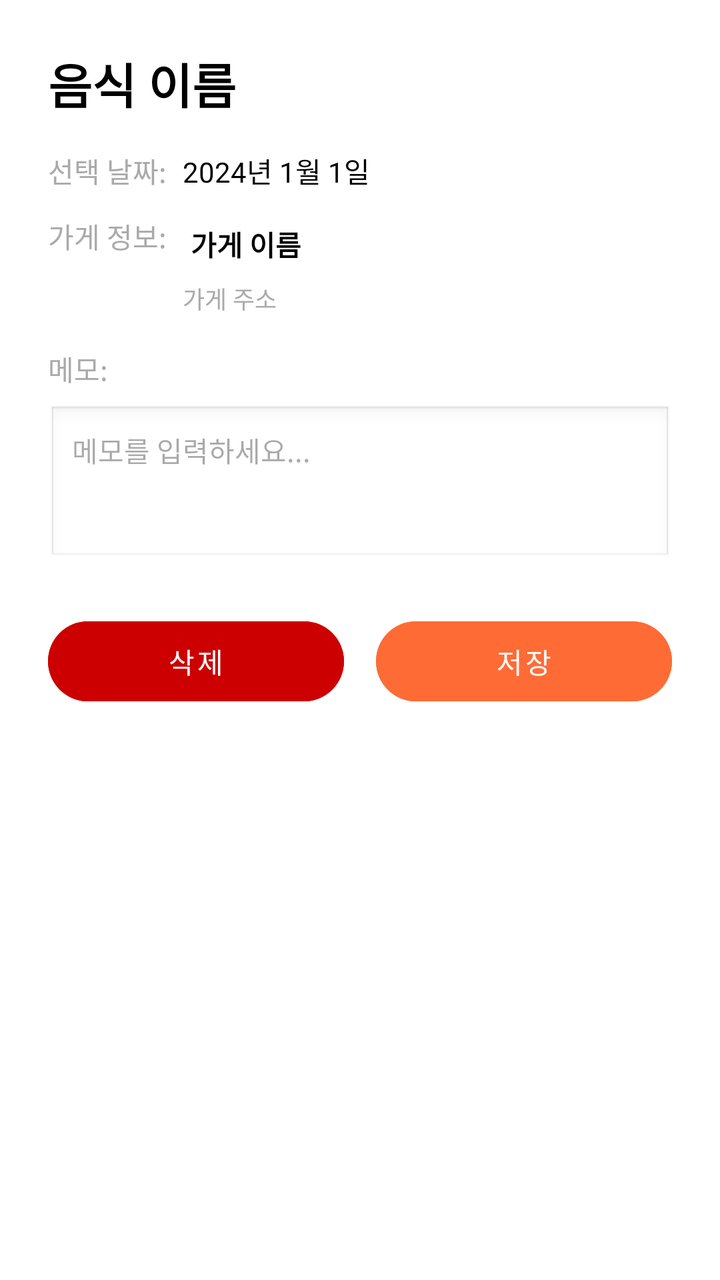
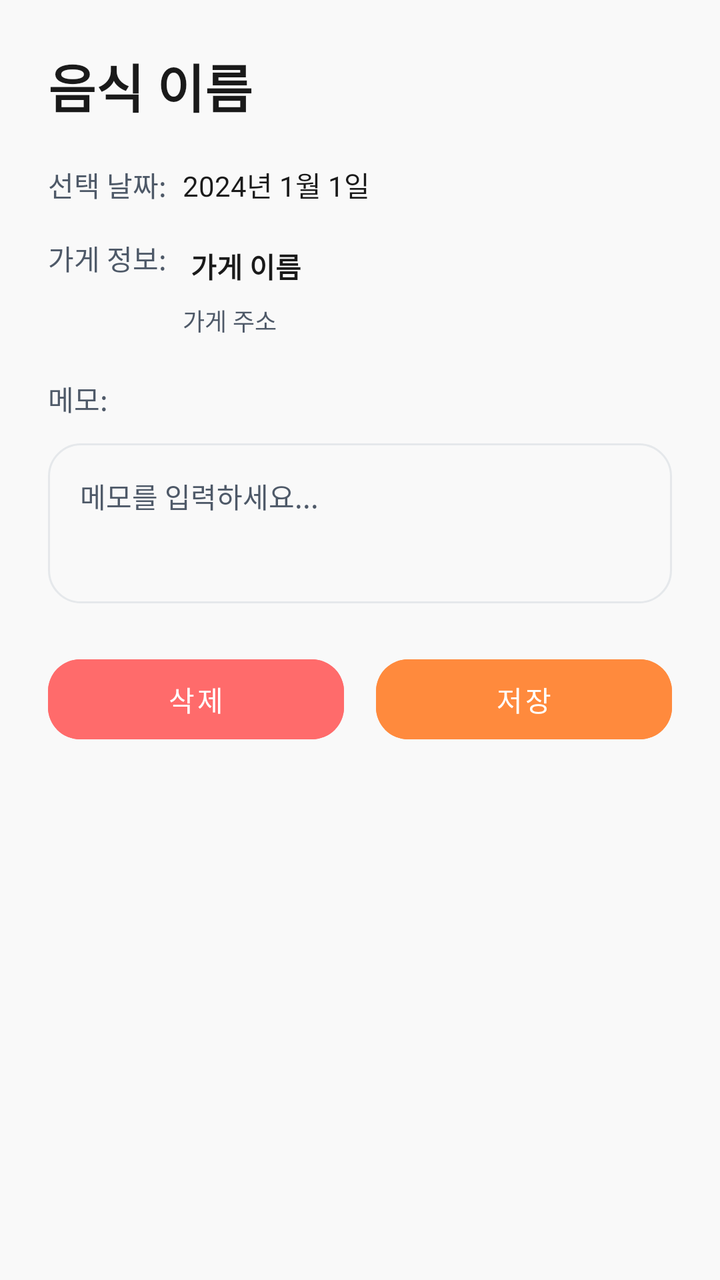

Compare the two renders of this Android layout. The source of the first and the diff that turns it into the second are given below.
<!-- AndroidManifest.xml: application theme Theme.Molip_1st -->
<!-- res/layout/bottom_sheet_food_detail.xml -->
<?xml version="1.0" encoding="utf-8"?>
<androidx.core.widget.NestedScrollView xmlns:android="http://schemas.android.com/apk/res/android"
    xmlns:app="http://schemas.android.com/apk/res-auto"
    xmlns:tools="http://schemas.android.com/tools"
    android:layout_width="match_parent"
    android:layout_height="wrap_content"
    android:fillViewport="true">

<androidx.constraintlayout.widget.ConstraintLayout
    android:layout_width="match_parent"
    android:layout_height="wrap_content"
    android:padding="24dp"
    android:background="@android:color/white"
    android:minHeight="400dp">

    
    <TextView
        android:id="@+id/foodNameTextView"
        android:layout_width="0dp"
        android:layout_height="wrap_content"
        android:text="음식 이름"
        android:textSize="24sp"
        android:textStyle="bold"
        android:textColor="@android:color/black"
        app:layout_constraintTop_toTopOf="parent"
        app:layout_constraintStart_toStartOf="parent"
        app:layout_constraintEnd_toEndOf="parent" />

    
    <TextView
        android:id="@+id/dateLabelTextView"
        android:layout_width="wrap_content"
        android:layout_height="wrap_content"
        android:text="선택 날짜:"
        android:textSize="14sp"
        android:textColor="@android:color/darker_gray"
        android:layout_marginTop="16dp"
        app:layout_constraintTop_toBottomOf="@id/foodNameTextView"
        app:layout_constraintStart_toStartOf="parent" />

    <TextView
        android:id="@+id/dateTextView"
        android:layout_width="0dp"
        android:layout_height="wrap_content"
        android:text="2024년 1월 1일"
        android:textSize="14sp"
        android:textColor="@android:color/black"
        app:layout_constraintTop_toTopOf="@id/dateLabelTextView"
        app:layout_constraintBottom_toBottomOf="@id/dateLabelTextView"
        app:layout_constraintStart_toEndOf="@id/dateLabelTextView"
        app:layout_constraintEnd_toEndOf="parent"
        android:layout_marginStart="8dp" />

    
    <TextView
        android:id="@+id/placeLabelTextView"
        android:layout_width="wrap_content"
        android:layout_height="wrap_content"
        android:text="가게 정보:"
        android:textSize="14sp"
        android:textColor="@android:color/darker_gray"
        android:layout_marginTop="12dp"
        app:layout_constraintTop_toBottomOf="@id/dateLabelTextView"
        app:layout_constraintStart_toStartOf="parent" />

    <TextView
        android:id="@+id/placeNameTextView"
        android:layout_width="0dp"
        android:layout_height="wrap_content"
        android:text="가게 이름"
        android:textSize="14sp"
        android:textColor="@android:color/black"
        android:textStyle="bold"
        android:clickable="true"
        android:focusable="true"
        android:background="?attr/selectableItemBackground"
        android:padding="4dp"
        app:layout_constraintTop_toTopOf="@id/placeLabelTextView"
        app:layout_constraintStart_toEndOf="@id/placeLabelTextView"
        app:layout_constraintEnd_toEndOf="parent"
        android:layout_marginStart="8dp" />

    <TextView
        android:id="@+id/placeAddressTextView"
        android:layout_width="0dp"
        android:layout_height="wrap_content"
        android:text="가게 주소"
        android:textSize="12sp"
        android:textColor="@android:color/darker_gray"
        android:layout_marginTop="4dp"
        app:layout_constraintTop_toBottomOf="@id/placeNameTextView"
        app:layout_constraintStart_toStartOf="@id/placeNameTextView"
        app:layout_constraintEnd_toEndOf="parent" />

    
    <TextView
        android:id="@+id/memoLabelTextView"
        android:layout_width="wrap_content"
        android:layout_height="wrap_content"
        android:text="메모:"
        android:textSize="14sp"
        android:textColor="@android:color/darker_gray"
        android:layout_marginTop="16dp"
        app:layout_constraintTop_toBottomOf="@id/placeAddressTextView"
        app:layout_constraintStart_toStartOf="parent" />

    <EditText
        android:id="@+id/memoEditText"
        android:layout_width="0dp"
        android:layout_height="wrap_content"
        android:minHeight="80dp"
        android:hint="메모를 입력하세요..."
        android:textSize="14sp"
        android:textColor="@android:color/black"
        android:background="@android:drawable/edit_text"
        android:padding="12dp"
        android:gravity="top|start"
        android:inputType="textMultiLine"
        android:maxLines="5"
        android:scrollbars="vertical"
        android:focusableInTouchMode="false"
        android:layout_marginTop="8dp"
        app:layout_constraintTop_toBottomOf="@id/memoLabelTextView"
        app:layout_constraintStart_toStartOf="parent"
        app:layout_constraintEnd_toEndOf="parent" />

    
    <LinearLayout
        android:id="@+id/buttonLayout"
        android:layout_width="0dp"
        android:layout_height="wrap_content"
        android:orientation="horizontal"
        android:layout_marginTop="24dp"
        app:layout_constraintTop_toBottomOf="@id/memoEditText"
        app:layout_constraintStart_toStartOf="parent"
        app:layout_constraintEnd_toEndOf="parent">

        <Button
            android:id="@+id/deleteButton"
            android:layout_width="0dp"
            android:layout_height="wrap_content"
            android:layout_weight="1"
            android:text="삭제"
            android:textColor="@android:color/white"
            android:backgroundTint="@android:color/holo_red_dark"
            android:layout_marginEnd="8dp" />

        <Button
            android:id="@+id/saveButton"
            android:layout_width="0dp"
            android:layout_height="wrap_content"
            android:layout_weight="1"
            android:text="저장"
            android:textColor="@android:color/white"
            android:backgroundTint="@color/primary_orange"
            android:layout_marginStart="8dp" />

    </LinearLayout>

</androidx.constraintlayout.widget.ConstraintLayout>

</androidx.core.widget.NestedScrollView>
<!-- resources referenced by this layout -->
<resources>
  <color name="primary_orange">#FF6B35</color>
  <color name="md3_color_primary">#FF6B35</color>
  <color name="md3_color_primary_container">#FFE0D6</color>
  <color name="md3_color_secondary">#F1C40F</color>
  <color name="md3_color_secondary_container">#FFF9C4</color>
  <color name="md3_color_tertiary">#E63946</color>
  <color name="md3_color_tertiary_container">#FFE0E3</color>
  <color name="md3_color_error">#BA1A1A</color>
  <color name="md3_color_on_error">#FFFFFF</color>
  <color name="md3_color_surface">#FFF8F5</color>
  <color name="md3_color_on_surface">#2C3E50</color>
  <color name="md3_color_surface_variant">#F5F5F5</color>
  <color name="md3_color_on_surface_variant">#7F8C8D</color>
  <color name="md3_color_outline">#E0E0E0</color>
  <color name="md3_color_outline_variant">#C0C0C0</color>
  <color name="md3_color_background">#FFF8F5</color>
  <color name="md3_color_on_background">#2C3E50</color>
  <style name="TextAppearance.Molip_1st.TitleLarge" parent="TextAppearance.Material3.TitleLarge">
          <item name="android:textSize">22sp</item>
          <item name="android:lineHeight">28sp</item>
          <item name="android:letterSpacing">0</item>
          <item name="android:fontFamily">sans-serif-medium</item>
      </style>
  <style name="TextAppearance.Molip_1st.TitleMedium" parent="TextAppearance.Material3.TitleMedium">
          <item name="android:textSize">16sp</item>
          <item name="android:lineHeight">24sp</item>
          <item name="android:letterSpacing">0.15</item>
          <item name="android:fontFamily">sans-serif-medium</item>
      </style>
  <style name="TextAppearance.Molip_1st.TitleSmall" parent="TextAppearance.Material3.TitleSmall">
          <item name="android:textSize">14sp</item>
          <item name="android:lineHeight">20sp</item>
          <item name="android:letterSpacing">0.1</item>
          <item name="android:fontFamily">sans-serif-medium</item>
      </style>
  <style name="TextAppearance.Molip_1st.BodyLarge" parent="TextAppearance.Material3.BodyLarge">
          <item name="android:textSize">16sp</item>
          <item name="android:lineHeight">24sp</item>
          <item name="android:letterSpacing">0.5</item>
          <item name="android:fontFamily">sans-serif</item>
      </style>
  <style name="TextAppearance.Molip_1st.BodyMedium" parent="TextAppearance.Material3.BodyMedium">
          <item name="android:textSize">14sp</item>
          <item name="android:lineHeight">20sp</item>
          <item name="android:letterSpacing">0.25</item>
          <item name="android:fontFamily">sans-serif</item>
      </style>
  <style name="TextAppearance.Molip_1st.BodySmall" parent="TextAppearance.Material3.BodySmall">
          <item name="android:textSize">12sp</item>
          <item name="android:lineHeight">16sp</item>
          <item name="android:letterSpacing">0.4</item>
          <item name="android:fontFamily">sans-serif</item>
      </style>
  <!-- unchanged entries left out for length: 21 -->
</resources>

<!-- the commit's change to res/layout/bottom_sheet_food_detail.xml (unified diff, before → after) -->
@@ -9,8 +9,11 @@
 <androidx.constraintlayout.widget.ConstraintLayout
     android:layout_width="match_parent"
     android:layout_height="wrap_content"
-    android:padding="24dp"
-    android:background="@android:color/white"
+    android:paddingStart="24dp"
+    android:paddingEnd="24dp"
+    android:paddingTop="24dp"
+    android:paddingBottom="24dp"
+    android:background="@color/md3_color_background"
     android:minHeight="400dp">
 
     
@@ -19,9 +22,10 @@
         android:layout_width="0dp"
         android:layout_height="wrap_content"
         android:text="음식 이름"
-        android:textSize="24sp"
+        android:textSize="26sp"
         android:textStyle="bold"
-        android:textColor="@android:color/black"
+        android:textColor="@color/text_primary"
+        android:letterSpacing="0"
         app:layout_constraintTop_toTopOf="parent"
         app:layout_constraintStart_toStartOf="parent"
         app:layout_constraintEnd_toEndOf="parent" />
@@ -33,8 +37,8 @@
         android:layout_height="wrap_content"
         android:text="선택 날짜:"
         android:textSize="14sp"
-        android:textColor="@android:color/darker_gray"
-        android:layout_marginTop="16dp"
+        android:textColor="@color/text_secondary"
+        android:layout_marginTop="20dp"
         app:layout_constraintTop_toBottomOf="@id/foodNameTextView"
         app:layout_constraintStart_toStartOf="parent" />
 
@@ -44,7 +48,7 @@
         android:layout_height="wrap_content"
         android:text="2024년 1월 1일"
         android:textSize="14sp"
-        android:textColor="@android:color/black"
+        android:textColor="@color/text_primary"
         app:layout_constraintTop_toTopOf="@id/dateLabelTextView"
         app:layout_constraintBottom_toBottomOf="@id/dateLabelTextView"
         app:layout_constraintStart_toEndOf="@id/dateLabelTextView"
@@ -58,8 +62,8 @@
         android:layout_height="wrap_content"
         android:text="가게 정보:"
         android:textSize="14sp"
-        android:textColor="@android:color/darker_gray"
-        android:layout_marginTop="12dp"
+        android:textColor="@color/text_secondary"
+        android:layout_marginTop="16dp"
         app:layout_constraintTop_toBottomOf="@id/dateLabelTextView"
         app:layout_constraintStart_toStartOf="parent" />
 
@@ -69,7 +73,7 @@
         android:layout_height="wrap_content"
         android:text="가게 이름"
         android:textSize="14sp"
-        android:textColor="@android:color/black"
+        android:textColor="@color/text_primary"
         android:textStyle="bold"
         android:clickable="true"
         android:focusable="true"
@@ -86,7 +90,7 @@
         android:layout_height="wrap_content"
         android:text="가게 주소"
         android:textSize="12sp"
-        android:textColor="@android:color/darker_gray"
+        android:textColor="@color/text_secondary"
         android:layout_marginTop="4dp"
         app:layout_constraintTop_toBottomOf="@id/placeNameTextView"
         app:layout_constraintStart_toStartOf="@id/placeNameTextView"
@@ -99,8 +103,8 @@
         android:layout_height="wrap_content"
         android:text="메모:"
         android:textSize="14sp"
-        android:textColor="@android:color/darker_gray"
-        android:layout_marginTop="16dp"
+        android:textColor="@color/text_secondary"
+        android:layout_marginTop="20dp"
         app:layout_constraintTop_toBottomOf="@id/placeAddressTextView"
         app:layout_constraintStart_toStartOf="parent" />
 
@@ -111,15 +115,16 @@
         android:minHeight="80dp"
         android:hint="메모를 입력하세요..."
         android:textSize="14sp"
-        android:textColor="@android:color/black"
-        android:background="@android:drawable/edit_text"
-        android:padding="12dp"
+        android:textColor="@color/text_primary"
+        android:textColorHint="@color/text_secondary"
+        android:background="@drawable/shape_button_outline"
+        android:padding="16dp"
         android:gravity="top|start"
         android:inputType="textMultiLine"
         android:maxLines="5"
         android:scrollbars="vertical"
         android:focusableInTouchMode="false"
-        android:layout_marginTop="8dp"
+        android:layout_marginTop="12dp"
         app:layout_constraintTop_toBottomOf="@id/memoLabelTextView"
         app:layout_constraintStart_toStartOf="parent"
         app:layout_constraintEnd_toEndOf="parent" />
@@ -141,9 +146,10 @@
             android:layout_height="wrap_content"
             android:layout_weight="1"
             android:text="삭제"
-            android:textColor="@android:color/white"
-            android:backgroundTint="@android:color/holo_red_dark"
-            android:layout_marginEnd="8dp" />
+            android:textColor="@color/white"
+            android:backgroundTint="@color/md3_color_tertiary"
+            android:layout_marginEnd="8dp"
+            app:cornerRadius="16dp" />
 
         <Button
             android:id="@+id/saveButton"
@@ -151,9 +157,10 @@
             android:layout_height="wrap_content"
             android:layout_weight="1"
             android:text="저장"
-            android:textColor="@android:color/white"
+            android:textColor="@color/white"
             android:backgroundTint="@color/primary_orange"
-            android:layout_marginStart="8dp" />
+            android:layout_marginStart="8dp"
+            app:cornerRadius="16dp" />
 
     </LinearLayout>
 
<!-- resource entries referenced after the edit -->
@@ -1,57 +1,79 @@
 <!-- resources referenced by this layout -->
 <resources>
-  <color name="primary_orange">#FF6B35</color>
-  <color name="md3_color_primary">#FF6B35</color>
-  <color name="md3_color_primary_container">#FFE0D6</color>
-  <color name="md3_color_secondary">#F1C40F</color>
-  <color name="md3_color_secondary_container">#FFF9C4</color>
-  <color name="md3_color_tertiary">#E63946</color>
-  <color name="md3_color_tertiary_container">#FFE0E3</color>
+  <color name="primary_orange">#FF8A3D</color>
+  <color name="text_primary">#1A1A1A</color>
+  <color name="text_secondary">#4E5968</color>
+  <color name="white">#FFFFFFFF</color>
+  <!-- drawable shape_button_outline (drawable) -->
+  <?xml version="1.0" encoding="utf-8"?>
+  <shape xmlns:android="http://schemas.android.com/apk/res/android"
+      android:shape="rectangle">
+      <solid android:color="@color/md3_color_background" />
+      <stroke
+          android:width="1dp"
+          android:color="@color/button_border_gray" />
+      <corners android:radius="16dp" />
+  </shape>
+  <color name="button_border_gray">#E5E8EB</color>
+  <color name="md3_color_primary">#FF8A3D</color>
+  <color name="md3_color_primary_container">#FFE8D6</color>
+  <color name="md3_color_secondary">#FFB84D</color>
+  <color name="md3_color_secondary_container">#FFF5E6</color>
+  <color name="md3_color_tertiary">#FF6B6B</color>
+  <color name="md3_color_tertiary_container">#FFE8E8</color>
   <color name="md3_color_error">#BA1A1A</color>
   <color name="md3_color_on_error">#FFFFFF</color>
-  <color name="md3_color_surface">#FFF8F5</color>
-  <color name="md3_color_on_surface">#2C3E50</color>
-  <color name="md3_color_surface_variant">#F5F5F5</color>
-  <color name="md3_color_on_surface_variant">#7F8C8D</color>
-  <color name="md3_color_outline">#E0E0E0</color>
-  <color name="md3_color_outline_variant">#C0C0C0</color>
-  <color name="md3_color_background">#FFF8F5</color>
-  <color name="md3_color_on_background">#2C3E50</color>
+  <color name="md3_color_surface">#F9F9F9</color>
+  <color name="md3_color_on_surface">#1A1A1A</color>
+  <color name="md3_color_surface_variant">#F2F4F6</color>
+  <color name="md3_color_on_surface_variant">#4E5968</color>
+  <color name="md3_color_outline">#E5E8EB</color>
+  <color name="md3_color_outline_variant">#D1D9E0</color>
+  <color name="md3_color_background">#F9F9F9</color>
+  <color name="md3_color_on_background">#1A1A1A</color>
   <style name="TextAppearance.Molip_1st.TitleLarge" parent="TextAppearance.Material3.TitleLarge">
           <item name="android:textSize">22sp</item>
           <item name="android:lineHeight">28sp</item>
           <item name="android:letterSpacing">0</item>
           <item name="android:fontFamily">sans-serif-medium</item>
+          <item name="android:textStyle">bold</item>
+          <item name="android:textColor">@color/text_primary</item>
       </style>
   <style name="TextAppearance.Molip_1st.TitleMedium" parent="TextAppearance.Material3.TitleMedium">
           <item name="android:textSize">16sp</item>
           <item name="android:lineHeight">24sp</item>
-          <item name="android:letterSpacing">0.15</item>
+          <item name="android:letterSpacing">0.1</item>
           <item name="android:fontFamily">sans-serif-medium</item>
+          <item name="android:textStyle">bold</item>
+          <item name="android:textColor">@color/text_primary</item>
       </style>
   <style name="TextAppearance.Molip_1st.TitleSmall" parent="TextAppearance.Material3.TitleSmall">
           <item name="android:textSize">14sp</item>
           <item name="android:lineHeight">20sp</item>
-          <item name="android:letterSpacing">0.1</item>
+          <item name="android:letterSpacing">0.05</item>
           <item name="android:fontFamily">sans-serif-medium</item>
+          <item name="android:textColor">@color/text_primary</item>
       </style>
   <style name="TextAppearance.Molip_1st.BodyLarge" parent="TextAppearance.Material3.BodyLarge">
           <item name="android:textSize">16sp</item>
           <item name="android:lineHeight">24sp</item>
-          <item name="android:letterSpacing">0.5</item>
+          <item name="android:letterSpacing">0.15</item>
           <item name="android:fontFamily">sans-serif</item>
+          <item name="android:textColor">@color/text_secondary</item>
       </style>
   <style name="TextAppearance.Molip_1st.BodyMedium" parent="TextAppearance.Material3.BodyMedium">
           <item name="android:textSize">14sp</item>
           <item name="android:lineHeight">20sp</item>
-          <item name="android:letterSpacing">0.25</item>
+          <item name="android:letterSpacing">0.1</item>
           <item name="android:fontFamily">sans-serif</item>
+          <item name="android:textColor">@color/text_secondary</item>
       </style>
   <style name="TextAppearance.Molip_1st.BodySmall" parent="TextAppearance.Material3.BodySmall">
           <item name="android:textSize">12sp</item>
           <item name="android:lineHeight">16sp</item>
-          <item name="android:letterSpacing">0.4</item>
+          <item name="android:letterSpacing">0.1</item>
           <item name="android:fontFamily">sans-serif</item>
+          <item name="android:textColor">@color/text_secondary</item>
       </style>
   <!-- unchanged entries left out for length: 21 -->
 </resources>
